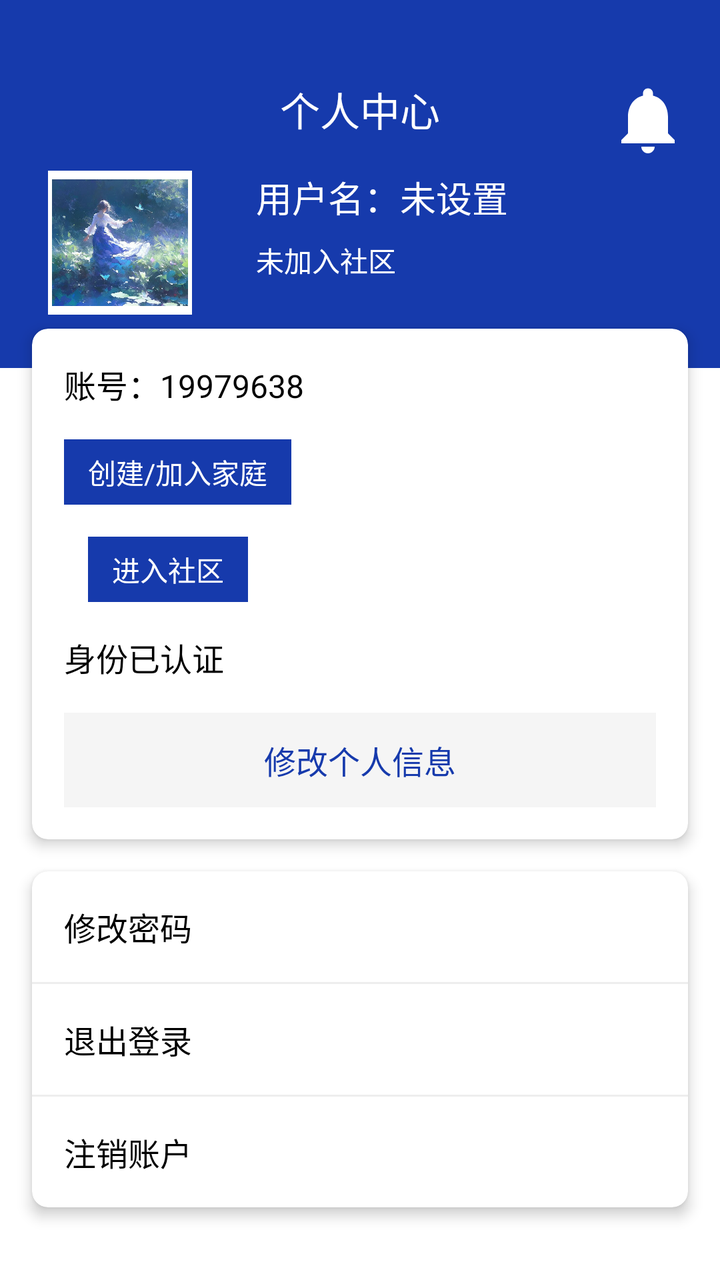
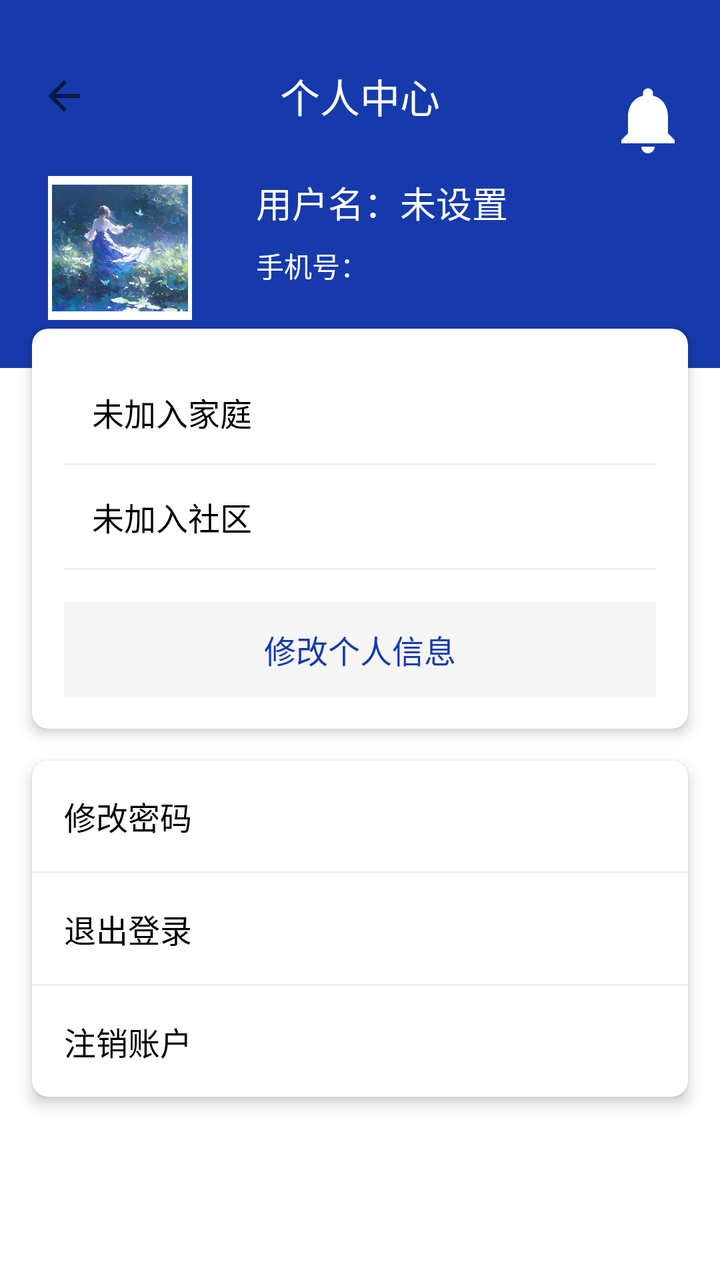

Screens rendered from an Android XML layout before and after an edit, with the pre-edit source and the edit as a unified diff.
<!-- AndroidManifest.xml: application theme Theme.Shiwujie -->
<!-- res/layout/fragment_profile.xml -->
<?xml version="1.0" encoding="utf-8"?>
<ScrollView xmlns:android="http://schemas.android.com/apk/res/android"
    xmlns:app="http://schemas.android.com/apk/res-auto"
    android:layout_width="match_parent"
    android:layout_height="match_parent"
    android:fillViewport="true">

    <androidx.constraintlayout.widget.ConstraintLayout
        android:layout_width="match_parent"
        android:layout_height="wrap_content">

        
        <View
            android:id="@+id/statusBarSpacer"
            android:layout_width="match_parent"
            android:layout_height="24dp"
             android:background="#163AAC"
            app:layout_constraintTop_toTopOf="parent" />

        
        <androidx.constraintlayout.widget.ConstraintLayout
            android:id="@+id/layoutUserInfo"
            android:layout_width="match_parent"
            android:layout_height="0dp"
            android:background="#163AAC"
            android:minHeight="200dp"
            app:layout_constraintHeight_percent="0.25"
            app:layout_constraintTop_toBottomOf="@id/statusBarSpacer">

            
            <TextView
                android:id="@+id/tvTitle"
                android:layout_width="wrap_content"
                android:layout_height="wrap_content"
                android:layout_marginTop="16dp"
                android:text="个人中心"
                android:textColor="@android:color/white"
                android:textSize="20sp"
                app:layout_constraintLeft_toLeftOf="parent"
                app:layout_constraintRight_toRightOf="parent"
                app:layout_constraintTop_toTopOf="parent" />

            
            <ImageView
                android:id="@+id/ivAvatar"
                android:layout_width="0dp"
                android:layout_height="0dp"
                android:layout_marginStart="24dp"
                android:layout_marginTop="16dp"
                android:layout_marginEnd="16dp"
                android:background="@android:color/white"
                android:padding="2dp"
                android:src="@drawable/touxiang"
                app:layout_constraintDimensionRatio="1:1"
                app:layout_constraintLeft_toLeftOf="parent"
                app:layout_constraintRight_toLeftOf="@id/userInfoContainer"
                app:layout_constraintTop_toBottomOf="@id/tvTitle"
                app:layout_constraintWidth_percent="0.2" />

            
            <LinearLayout
                android:id="@+id/userInfoContainer"
                android:layout_width="0dp"
                android:layout_height="wrap_content"
                android:layout_marginStart="16dp"
                android:layout_marginEnd="16dp"
                android:orientation="vertical"
                app:layout_constraintLeft_toRightOf="@id/ivAvatar"
                app:layout_constraintRight_toLeftOf="@id/ivBrainIcon"
                app:layout_constraintTop_toTopOf="@id/ivAvatar">

                
                <TextView
                    android:id="@+id/tvUsername"
                    android:layout_width="match_parent"
                    android:layout_height="wrap_content"
                    android:text="用户名：未设置"
                    android:textColor="@android:color/white"
                    android:textSize="18sp" />

                
                <TextView
                    android:id="@+id/tvCommunityStatus"
                    android:layout_width="match_parent"
                    android:layout_height="wrap_content"
                    android:layout_marginTop="8dp"
                    android:text="未加入社区"
                    android:textColor="@android:color/white"
                    android:textSize="14sp" />

            </LinearLayout>

            
            <ImageView
                android:id="@+id/ivBrainIcon"
                android:layout_width="40dp"
                android:layout_height="40dp"
                android:layout_margin="16dp"
                android:src="@drawable/ic_notifications_black_24dp"
                android:tint="@android:color/white"
                app:layout_constraintRight_toRightOf="parent"
                app:layout_constraintTop_toTopOf="parent" />

        </androidx.constraintlayout.widget.ConstraintLayout>

        
        <androidx.cardview.widget.CardView
            android:id="@+id/cardInfo"
            android:layout_width="match_parent"
            android:layout_height="wrap_content"
            android:layout_marginHorizontal="16dp"
            android:layout_marginTop="-20dp"
            app:cardCornerRadius="8dp"
            app:cardElevation="4dp"
            app:layout_constraintTop_toBottomOf="@id/layoutUserInfo">

            <LinearLayout
                android:layout_width="match_parent"
                android:layout_height="wrap_content"
                android:orientation="vertical"
                android:padding="16dp">

                
                <TextView
                    android:id="@+id/tvAccount"
                    android:layout_width="match_parent"
                    android:layout_height="wrap_content"
                    android:text="账号：19979638"
                    android:textColor="@android:color/black"
                    android:textSize="16sp" />

                
                <TextView
                    android:id="@+id/btnFamily"
                    android:layout_width="wrap_content"
                    android:layout_height="wrap_content"
                    android:layout_marginTop="16dp"
                    android:background="#163AAC"
                    android:paddingHorizontal="12dp"
                    android:paddingVertical="6dp"
                    android:text="创建/加入家庭"
                    android:textColor="@android:color/white"
                    android:textSize="14sp" />

                
                <TextView
                    android:id="@+id/btnCommunity"
                    android:layout_width="wrap_content"
                    android:layout_height="wrap_content"
                    android:layout_marginStart="12dp"
                    android:layout_marginTop="16dp"
                    android:background="#163AAC"
                    android:paddingHorizontal="12dp"
                    android:paddingVertical="6dp"
                    android:text="进入社区"
                    android:textColor="@android:color/white"
                    android:textSize="14sp" />

                
                <TextView
                    android:id="@+id/tvAuthStatus"
                    android:layout_width="match_parent"
                    android:layout_height="wrap_content"
                    android:layout_marginTop="16dp"
                    android:text="身份已认证"
                    android:textColor="@android:color/black"
                    android:textSize="16sp" />

                
                <TextView
                    android:id="@+id/btnEditInfo"
                    android:layout_width="match_parent"
                    android:layout_height="wrap_content"
                    android:layout_marginTop="16dp"
                    android:background="#F5F5F5"
                    android:gravity="center"
                    android:padding="12dp"
                    android:text="修改个人信息"
                    android:textColor="#163AAC"
                    android:textSize="16sp" />

            </LinearLayout>

        </androidx.cardview.widget.CardView>

        
        <androidx.cardview.widget.CardView
            android:layout_width="match_parent"
            android:layout_height="wrap_content"
            android:layout_marginHorizontal="16dp"
            android:layout_marginTop="16dp"
            android:layout_marginBottom="16dp"
            app:cardCornerRadius="8dp"
            app:cardElevation="4dp"
            app:layout_constraintTop_toBottomOf="@id/cardInfo">

            <LinearLayout
                android:layout_width="match_parent"
                android:layout_height="wrap_content"
                android:orientation="vertical">

                
                <TextView
                    android:id="@+id/btnChangePassword"
                    android:layout_width="match_parent"
                    android:layout_height="wrap_content"
                    android:background="?android:attr/selectableItemBackground"
                    android:padding="16dp"
                    android:text="修改密码"
                    android:textColor="@android:color/black"
                    android:textSize="16sp" />

                <View
                    android:layout_width="match_parent"
                    android:layout_height="1dp"
                    android:background="#EEEEEE" />

                
                <TextView
                    android:id="@+id/btnLogout"
                    android:layout_width="match_parent"
                    android:layout_height="wrap_content"
                    android:background="?android:attr/selectableItemBackground"
                    android:padding="16dp"
                    android:text="退出登录"
                    android:textColor="@android:color/black"
                    android:textSize="16sp" />

                <View
                    android:layout_width="match_parent"
                    android:layout_height="1dp"
                    android:background="#EEEEEE" />

                
                <TextView
                    android:id="@+id/btnDeleteAccount"
                    android:layout_width="match_parent"
                    android:layout_height="wrap_content"
                    android:background="?android:attr/selectableItemBackground"
                    android:padding="16dp"
                    android:text="注销账户"
                    android:textColor="@android:color/black"
                    android:textSize="16sp" />

            </LinearLayout>

        </androidx.cardview.widget.CardView>

    </androidx.constraintlayout.widget.ConstraintLayout>

</ScrollView>
<!-- resources referenced by this layout -->
<resources>
  <!-- drawable ic_notifications_black_24dp (drawable) -->
  <vector xmlns:android="http://schemas.android.com/apk/res/android"
      android:width="24dp"
      android:height="24dp"
      android:viewportWidth="24.0"
      android:viewportHeight="24.0">
      <path
          android:fillColor="#FF000000"
          android:pathData="M12,22c1.1,0 2,-0.9 2,-2h-4c0,1.1 0.89,2 2,2zM18,16v-5c0,-3.07 -1.64,-5.64 -4.5,-6.32L13.5,4c0,-0.83 -0.67,-1.5 -1.5,-1.5s-1.5,0.67 -1.5,1.5v0.68C7.63,5.36 6,7.92 6,11v5l-2,2v1h16v-1l-2,-2z" />
  </vector>
  <!-- drawable touxiang: jpg bitmap (drawable, 80153 bytes) -->
  <style name="Theme.Shiwujie" parent="Theme.MaterialComponents.DayNight.NoActionBar">
          <item name="colorPrimary">@color/primary_blue</item>
          <item name="colorPrimaryVariant">@color/primary_blue</item>
          <item name="colorOnPrimary">@color/white</item>
          
          <item name="colorSecondary">@color/primary_blue</item>
          <item name="colorSecondaryVariant">@color/primary_blue</item>
          <item name="colorOnSecondary">@color/black</item>
          
          <item name="android:statusBarColor">?attr/colorPrimaryVariant</item>
      </style>
  <color name="primary_blue">#163AAC</color>
  <color name="white">#FFFFFFFF</color>
  <color name="black">#FF000000</color>
</resources>

<!-- the commit's change to res/layout/fragment_profile.xml (unified diff, before → after) -->
@@ -28,17 +28,36 @@
             app:layout_constraintTop_toBottomOf="@id/statusBarSpacer">
 
             
-            <TextView
-                android:id="@+id/tvTitle"
-                android:layout_width="wrap_content"
-                android:layout_height="wrap_content"
-                android:layout_marginTop="16dp"
-                android:text="个人中心"
-                android:textColor="@android:color/white"
-                android:textSize="20sp"
+            <LinearLayout
+                android:id="@+id/titleRow"
+                android:layout_width="match_parent"
+                android:layout_height="wrap_content"
+                android:gravity="center_vertical"
+                android:orientation="horizontal"
                 app:layout_constraintLeft_toLeftOf="parent"
                 app:layout_constraintRight_toRightOf="parent"
-                app:layout_constraintTop_toTopOf="parent" />
+                app:layout_constraintTop_toTopOf="parent">
+
+                <ImageButton
+                    android:id="@+id/btn_back"
+                    android:layout_width="48dp"
+                    android:layout_height="48dp"
+                    android:layout_marginStart="8dp"
+                    android:background="?attr/selectableItemBackgroundBorderless"
+                    android:contentDescription="返回按钮，点击回到AI主页"
+                    android:src="@drawable/ic_back_arrow" />
+
+                <TextView
+                    android:id="@+id/tvTitle"
+                    android:layout_width="0dp"
+                    android:layout_height="wrap_content"
+                    android:layout_weight="1"
+                    android:gravity="center"
+                    android:paddingEnd="56dp"
+                    android:text="个人中心"
+                    android:textColor="@android:color/white"
+                    android:textSize="20sp" />
+            </LinearLayout>
 
             
             <ImageView
@@ -54,7 +73,7 @@
                 app:layout_constraintDimensionRatio="1:1"
                 app:layout_constraintLeft_toLeftOf="parent"
                 app:layout_constraintRight_toLeftOf="@id/userInfoContainer"
-                app:layout_constraintTop_toBottomOf="@id/tvTitle"
+                app:layout_constraintTop_toBottomOf="@id/titleRow"
                 app:layout_constraintWidth_percent="0.2" />
 
             
@@ -80,11 +99,11 @@
 
                 
                 <TextView
-                    android:id="@+id/tvCommunityStatus"
+                    android:id="@+id/tvAccount"
                     android:layout_width="match_parent"
                     android:layout_height="wrap_content"
                     android:layout_marginTop="8dp"
-                    android:text="未加入社区"
+                    android:text="手机号："
                     android:textColor="@android:color/white"
                     android:textSize="14sp" />
 
@@ -122,49 +141,47 @@
 
                 
                 <TextView
-                    android:id="@+id/tvAccount"
-                    android:layout_width="match_parent"
-                    android:layout_height="wrap_content"
-                    android:text="账号：19979638"
-                    android:textColor="@android:color/black"
-                    android:textSize="16sp" />
-
-                
-                <TextView
                     android:id="@+id/btnFamily"
-                    android:layout_width="wrap_content"
-                    android:layout_height="wrap_content"
-                    android:layout_marginTop="16dp"
-                    android:background="#163AAC"
-                    android:paddingHorizontal="12dp"
-                    android:paddingVertical="6dp"
-                    android:text="创建/加入家庭"
-                    android:textColor="@android:color/white"
-                    android:textSize="14sp" />
-
-                
-                <TextView
-                    android:id="@+id/btnCommunity"
-                    android:layout_width="wrap_content"
-                    android:layout_height="wrap_content"
-                    android:layout_marginStart="12dp"
-                    android:layout_marginTop="16dp"
-                    android:background="#163AAC"
-                    android:paddingHorizontal="12dp"
-                    android:paddingVertical="6dp"
-                    android:text="进入社区"
-                    android:textColor="@android:color/white"
-                    android:textSize="14sp" />
+                    android:layout_width="match_parent"
+                    android:layout_height="wrap_content"
+                    android:background="?android:attr/selectableItemBackground"
+                    android:contentDescription="家庭状态，点按进入家庭页面"
+                    android:padding="14dp"
+                    android:text="未加入家庭"
+                    android:textColor="@android:color/black"
+                    android:textSize="16sp" />
+
+                <View
+                    android:layout_width="match_parent"
+                    android:layout_height="1dp"
+                    android:background="#EEEEEE" />
+
+                
+                <TextView
+                    android:id="@+id/tvCommunityStatus"
+                    android:layout_width="match_parent"
+                    android:layout_height="wrap_content"
+                    android:background="?android:attr/selectableItemBackground"
+                    android:contentDescription="社区状态，点按进入社区页面"
+                    android:padding="14dp"
+                    android:text="未加入社区"
+                    android:textColor="@android:color/black"
+                    android:textSize="16sp" />
+
+                <View
+                    android:layout_width="match_parent"
+                    android:layout_height="1dp"
+                    android:background="#EEEEEE" />
 
                 
                 <TextView
                     android:id="@+id/tvAuthStatus"
                     android:layout_width="match_parent"
                     android:layout_height="wrap_content"
-                    android:layout_marginTop="16dp"
                     android:text="身份已认证"
                     android:textColor="@android:color/black"
-                    android:textSize="16sp" />
+                    android:textSize="16sp"
+                    android:visibility="gone" />
 
                 
                 <TextView
<!-- resource entries referenced after the edit -->
@@ -1,5 +1,17 @@
 <!-- resources referenced by this layout -->
 <resources>
+  <!-- drawable ic_back_arrow (drawable) -->
+  <?xml version="1.0" encoding="utf-8"?>
+  <vector xmlns:android="http://schemas.android.com/apk/res/android"
+      android:width="24dp"
+      android:height="24dp"
+      android:viewportWidth="24"
+      android:viewportHeight="24"
+      android:tint="?attr/colorControlNormal">
+      <path
+          android:fillColor="@android:color/white"
+          android:pathData="M20,11H7.83l5.59,-5.59L12,4l-8,8 8,8 1.41,-1.41L7.83,13H20v-2z"/>
+  </vector>
   <!-- drawable ic_notifications_black_24dp (drawable) -->
   <vector xmlns:android="http://schemas.android.com/apk/res/android"
       android:width="24dp"
